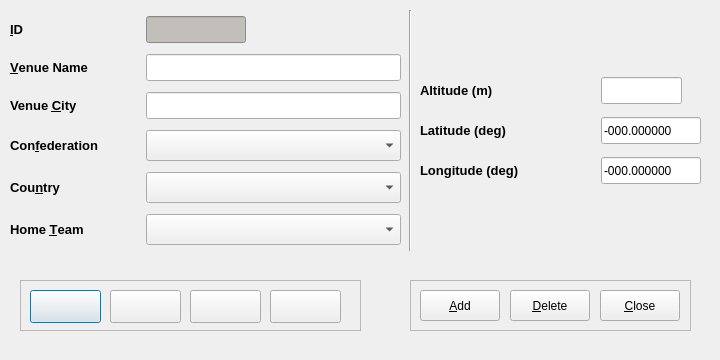
Before: the Qt Designer form code/pyqt/gui/venue_entry.ui in soccermetrics/marcotti-desktop, drawn with Qt 5.
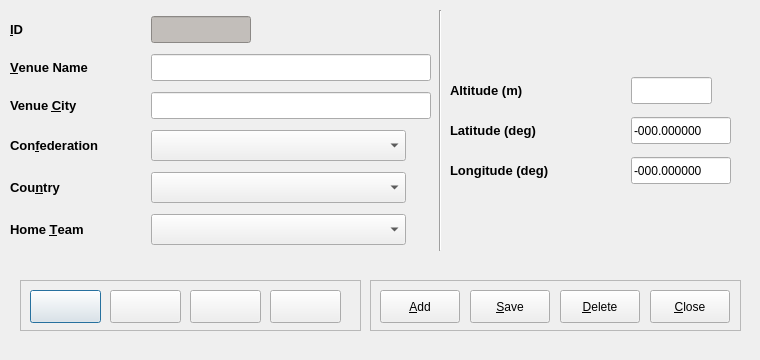
After: the same form once the commit is applied. Icons and pictures are not drawn.

Commit message: Added Save button to UIs, rebuilt autocoded Python files (#13)

The edit to the form file:
```diff
--- a/code/pyqt/gui/venue_entry.ui
+++ b/code/pyqt/gui/venue_entry.ui
@@ -6,19 +6,19 @@
    <rect>
     <x>0</x>
     <y>0</y>
-    <width>720</width>
+    <width>760</width>
     <height>360</height>
    </rect>
   </property>
   <property name="minimumSize">
    <size>
-    <width>720</width>
+    <width>760</width>
     <height>360</height>
    </size>
   </property>
   <property name="maximumSize">
    <size>
-    <width>720</width>
+    <width>760</width>
     <height>360</height>
    </size>
   </property>
@@ -145,86 +145,10 @@
     </property>
    </widget>
   </widget>
-  <widget class="QFrame" name="frame">
-   <property name="geometry">
-    <rect>
-     <x>410</x>
-     <y>280</y>
-     <width>281</width>
-     <height>51</height>
-    </rect>
-   </property>
-   <property name="frameShape">
-    <enum>QFrame::StyledPanel</enum>
-   </property>
-   <property name="frameShadow">
-    <enum>QFrame::Raised</enum>
-   </property>
-   <widget class="QPushButton" name="addEntry">
-    <property name="geometry">
-     <rect>
-      <x>10</x>
-      <y>10</y>
-      <width>80</width>
-      <height>31</height>
-     </rect>
-    </property>
-    <property name="toolTip">
-     <string>Add Entry</string>
-    </property>
-    <property name="text">
-     <string>&amp;Add</string>
-    </property>
-    <property name="icon">
-     <iconset resource="fmrd_resources.qrc">
-      <normaloff>:/images/add.png</normaloff>:/images/add.png</iconset>
-    </property>
-   </widget>
-   <widget class="QPushButton" name="deleteEntry">
-    <property name="geometry">
-     <rect>
-      <x>100</x>
-      <y>10</y>
-      <width>80</width>
-      <height>31</height>
-     </rect>
-    </property>
-    <property name="toolTip">
-     <string>Delete Entry</string>
-    </property>
-    <property name="text">
-     <string>&amp;Delete</string>
-    </property>
-    <property name="icon">
-     <iconset resource="fmrd_resources.qrc">
-      <normaloff>:/images/delete.png</normaloff>:/images/delete.png</iconset>
-    </property>
-   </widget>
-   <widget class="QPushButton" name="closeButton">
-    <property name="geometry">
-     <rect>
-      <x>190</x>
-      <y>10</y>
-      <width>80</width>
-      <height>31</height>
-     </rect>
-    </property>
-    <property name="toolTip">
-     <string>Close Entry</string>
-    </property>
-    <property name="text">
-     <string>&amp;Close</string>
-    </property>
-    <property name="icon">
-     <iconset resource="fmrd_resources.qrc">
-      <normaloff>:/images/quit.png</normaloff>:/images/quit.png</iconset>
-    </property>
-   </widget>
-  </widget>
   <widget class="Line" name="line">
    <property name="geometry">
     <rect>
-     <x>400</x>
+     <x>430</x>
      <y>10</y>
      <width>20</width>
      <height>241</height>
@@ -239,7 +163,7 @@
     <rect>
      <x>10</x>
      <y>11</y>
-     <width>391</width>
+     <width>421</width>
      <height>241</height>
     </rect>
    </property>
@@ -292,13 +216,13 @@
      <widget class="QLineEdit" name="venueNameEdit">
       <property name="minimumSize">
        <size>
-        <width>255</width>
+        <width>280</width>
         <height>27</height>
        </size>
       </property>
       <property name="maximumSize">
        <size>
-        <width>255</width>
+        <width>280</width>
         <height>27</height>
        </size>
       </property>
@@ -325,13 +249,13 @@
      <widget class="QLineEdit" name="venueCityEdit">
       <property name="minimumSize">
        <size>
-        <width>255</width>
+        <width>280</width>
         <height>27</height>
        </size>
       </property>
       <property name="maximumSize">
        <size>
-        <width>255</width>
+        <width>280</width>
         <height>27</height>
        </size>
       </property>
@@ -447,7 +371,7 @@
   <widget class="QWidget" name="layoutWidget">
    <property name="geometry">
     <rect>
-     <x>420</x>
+     <x>450</x>
      <y>70</y>
      <width>281</width>
      <height>121</height>
@@ -579,6 +503,156 @@
     </item>
    </layout>
   </widget>
+  <widget class="QFrame" name="frame">
+   <property name="geometry">
+    <rect>
+     <x>370</x>
+     <y>280</y>
+     <width>371</width>
+     <height>51</height>
+    </rect>
+   </property>
+   <property name="frameShape">
+    <enum>QFrame::StyledPanel</enum>
+   </property>
+   <property name="frameShadow">
+    <enum>QFrame::Raised</enum>
+   </property>
+   <widget class="QPushButton" name="addEntry">
+    <property name="geometry">
+     <rect>
+      <x>10</x>
+      <y>10</y>
+      <width>80</width>
+      <height>33</height>
+     </rect>
+    </property>
+    <property name="minimumSize">
+     <size>
+      <width>80</width>
+      <height>33</height>
+     </size>
+    </property>
+    <property name="maximumSize">
+     <size>
+      <width>80</width>
+      <height>33</height>
+     </size>
+    </property>
+    <property name="toolTip">
+     <string>Add Entry</string>
+    </property>
+    <property name="text">
+     <string>&amp;Add</string>
+    </property>
+    <property name="icon">
+     <iconset resource="fmrd_resources.qrc">
+      <normaloff>:/images/add.png</normaloff>:/images/add.png</iconset>
+    </property>
+   </widget>
+   <widget class="QPushButton" name="saveEntry">
+    <property name="geometry">
+     <rect>
+      <x>100</x>
+      <y>10</y>
+      <width>80</width>
+      <height>33</height>
+     </rect>
+    </property>
+    <property name="minimumSize">
+     <size>
+      <width>80</width>
+      <height>33</height>
+     </size>
+    </property>
+    <property name="maximumSize">
+     <size>
+      <width>80</width>
+      <height>33</height>
+     </size>
+    </property>
+    <property name="toolTip">
+     <string>Delete Entry</string>
+    </property>
+    <property name="text">
+     <string>&amp;Save</string>
+    </property>
+    <property name="icon">
+     <iconset resource="fmrd_resources.qrc">
+      <normaloff>:/images/save.png</normaloff>:/images/save.png</iconset>
+    </property>
+   </widget>
+   <widget class="QPushButton" name="deleteEntry">
+    <property name="geometry">
+     <rect>
+      <x>190</x>
+      <y>10</y>
+      <width>80</width>
+      <height>33</height>
+     </rect>
+    </property>
+    <property name="minimumSize">
+     <size>
+      <width>80</width>
+      <height>33</height>
+     </size>
+    </property>
+    <property name="maximumSize">
+     <size>
+      <width>80</width>
+      <height>33</height>
+     </size>
+    </property>
+    <property name="toolTip">
+     <string>Delete Entry</string>
+    </property>
+    <property name="text">
+     <string>&amp;Delete</string>
+    </property>
+    <property name="icon">
+     <iconset resource="fmrd_resources.qrc">
+      <normaloff>:/images/delete.png</normaloff>:/images/delete.png</iconset>
+    </property>
+   </widget>
+   <widget class="QPushButton" name="closeButton">
+    <property name="geometry">
+     <rect>
+      <x>280</x>
+      <y>10</y>
+      <width>80</width>
+      <height>33</height>
+     </rect>
+    </property>
+    <property name="minimumSize">
+     <size>
+      <width>80</width>
+      <height>33</height>
+     </size>
+    </property>
+    <property name="maximumSize">
+     <size>
+      <width>80</width>
+      <height>33</height>
+     </size>
+    </property>
+    <property name="toolTip">
+     <string>Close Entry</string>
+    </property>
+    <property name="text">
+     <string>&amp;Close</string>
+    </property>
+    <property name="icon">
+     <iconset resource="fmrd_resources.qrc">
+      <normaloff>:/images/quit.png</normaloff>:/images/quit.png</iconset>
+    </property>
+    <property name="iconSize">
+     <size>
+      <width>16</width>
+      <height>16</height>
+     </size>
+    </property>
+   </widget>
+  </widget>
  </widget>
  <resources>
   <include location="fmrd_resources.qrc"/>
```
The commit also changes 52 other files.
